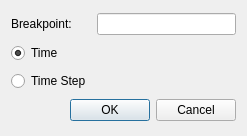
First picture: the form in Qt/Components/Resources/UI/pqSetBreakpointDialog.ui, repository Kitware/ParaView, before the edit.
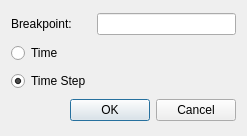
Second picture: the form after the edit.

```diff
--- a/Qt/Components/Resources/UI/pqSetBreakpointDialog.ui
+++ b/Qt/Components/Resources/UI/pqSetBreakpointDialog.ui
@@ -30,7 +30,7 @@
       <string>Time</string>
      </property>
      <property name="checked">
-      <bool>true</bool>
+      <bool>false</bool>
      </property>
      <attribute name="buttonGroup">
       <string notr="true">buttonGroup</string>
@@ -49,6 +49,9 @@
      <property name="text">
       <string>Time Step</string>
      </property>
+     <property name="checked">
+      <bool>true</bool>
+     </property>
      <attribute name="buttonGroup">
       <string notr="true">buttonGroup</string>
      </attribute>
```
